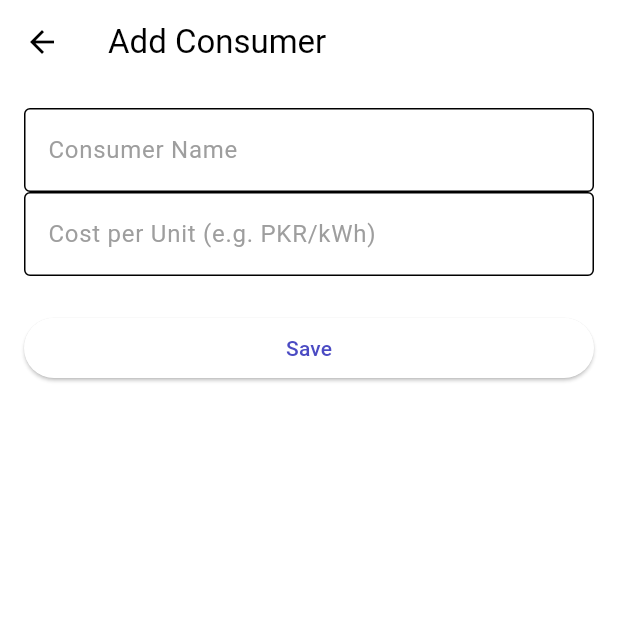
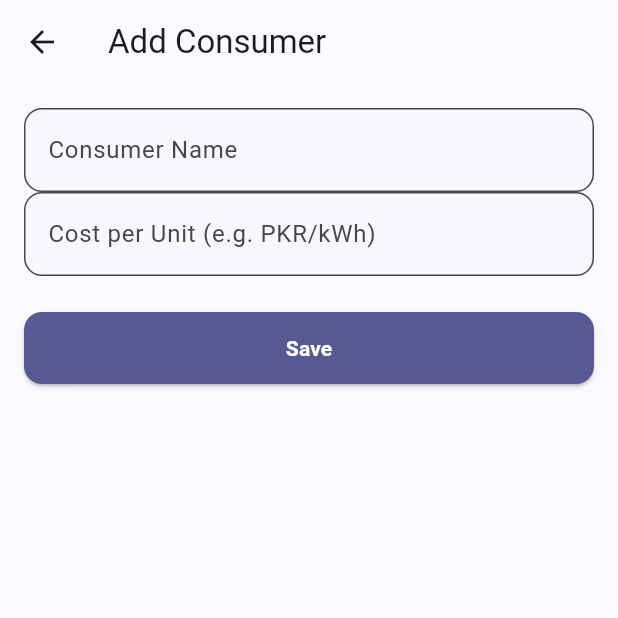
Before and after one commit to junii03/Bill-Generator, a Flutter app: the screen it shows after launch, after a tap on the "add" icon, on a phone screen of 412 x 824 dp, the top half of it. Run offline on Flutter 3.47's test engine with Material 3 defaults, Android fonts, the phone set to English and light mode, and no system bars; our stand-ins replace file_picker, image_picker, pdf, printing, share_plus, shared_preferences and 1 more; accounts and stored records are empty.

Commit message:
feat: Enhance PDF generation and improve theme customization with updated styles

```diff
--- a/lib/theme/theme.dart
+++ b/lib/theme/theme.dart
@@ -1,55 +1,146 @@
 import 'package:flutter/material.dart';
 
 class AppTheme {
-  static ThemeData dark(String fontFamily) => ThemeData(
-    colorScheme: ColorScheme(
+  static ThemeData dark(String fontFamily) {
+    final baseScheme = ColorScheme.fromSeed(
+      seedColor: const Color(0xff4b4bc3), // Indigo seed
       brightness: Brightness.dark,
-      primary: const Color(0xff4b4bc3), // indigo
-      onPrimary: Colors.white,
-      secondary: const Color(0xff707ff5), // cornflower blue
-      onSecondary: Colors.black,
-      tertiary: const Color(0xffa195f9), // portage
-      onTertiary: Colors.black,
-      error: Colors.red,
-      onError: Colors.white,
-      surface: const Color(0xff1e1e76), // lucky point
-      inverseSurface: Colors.white,
-      onSurface: Colors.white,
-      onInverseSurface: const Color(0xff707ff5), // cornflower blue
-      onSurfaceVariant: Colors.black,
-      inversePrimary: const Color(0xfff2a1f2), // lavender magenta
+    );
+
+    return ThemeData(
+      colorScheme: baseScheme.copyWith(
+        secondary: const Color(0xff707ff5),
+        tertiary: const Color(0xffa195f9),
+        inversePrimary: const Color(0xfff2a1f2),
       ),
       useMaterial3: true,
       fontFamily: fontFamily,
-    appBarTheme: const AppBarTheme(centerTitle: false),
-    inputDecorationTheme: const InputDecorationTheme(
-      border: OutlineInputBorder(),
+      textTheme: _textTheme(fontFamily, Brightness.dark),
+      appBarTheme: AppBarTheme(
+        centerTitle: false,
+        elevation: 0,
+        backgroundColor: baseScheme.surface,
+        foregroundColor: baseScheme.onSurface,
+      ),
+      elevatedButtonTheme: ElevatedButtonThemeData(
+        style: ElevatedButton.styleFrom(
+          backgroundColor: baseScheme.primary,
+          foregroundColor: baseScheme.onPrimary,
+          shape: RoundedRectangleBorder(
+            borderRadius: BorderRadius.circular(12),
+          ),
+          padding: const EdgeInsets.symmetric(horizontal: 20, vertical: 14),
+        ),
+      ),
+      textButtonTheme: TextButtonThemeData(
+        style: TextButton.styleFrom(
+          foregroundColor: baseScheme.secondary,
+          textStyle: const TextStyle(fontWeight: FontWeight.w600),
+        ),
+      ),
+      floatingActionButtonTheme: FloatingActionButtonThemeData(
+        backgroundColor: baseScheme.secondary,
+        foregroundColor: baseScheme.onSecondary,
+      ),
+      cardTheme: CardThemeData(
+        color: baseScheme.surface,
+        elevation: 2,
+        shape: RoundedRectangleBorder(borderRadius: BorderRadius.circular(16)),
+      ),
+      inputDecorationTheme: InputDecorationTheme(
+        filled: true,
+        fillColor: baseScheme.surfaceContainerHighest.withOpacity(0.2),
+        border: OutlineInputBorder(borderRadius: BorderRadius.circular(12)),
+        focusedBorder: OutlineInputBorder(
+          borderSide: BorderSide(color: baseScheme.primary, width: 2),
+          borderRadius: BorderRadius.circular(12),
+        ),
+        labelStyle: TextStyle(color: baseScheme.onSurfaceVariant),
+        hintStyle: TextStyle(
+          color: baseScheme.onSurfaceVariant.withOpacity(0.7),
+        ),
       ),
     );
+  }
 
-  static ThemeData light(String fontFamily) => ThemeData(
-    colorScheme: const ColorScheme(
+  static ThemeData light(String fontFamily) {
+    final baseScheme = ColorScheme.fromSeed(
+      seedColor: const Color(0xff4b4bc3), // Indigo seed
       brightness: Brightness.light,
-      primary: Color(0xff4b4bc3), // indigo
-      onPrimary: Colors.white,
-      secondary: Color(0xff707ff5), // cornflower blue
-      onSecondary: Colors.white,
-      tertiary: Color(0xffa195f9), // portage
-      onTertiary: Colors.white,
-      error: Colors.red,
-      onError: Colors.white,
-      surface: Colors.white,
-      inverseSurface: Color(0xff1e1e76), // lucky point
-      onSurface: Colors.black,
-      onInverseSurface: Colors.white,
-      onSurfaceVariant: Colors.grey,
-      inversePrimary: Color(0xfff2a1f2), // lavender magenta
+    );
+
+    return ThemeData(
+      colorScheme: baseScheme.copyWith(
+        secondary: const Color(0xff707ff5),
+        tertiary: const Color(0xffa195f9),
+        inversePrimary: const Color(0xfff2a1f2),
       ),
       useMaterial3: true,
       fontFamily: fontFamily,
-    appBarTheme: const AppBarTheme(centerTitle: false),
-    inputDecorationTheme: const InputDecorationTheme(
-      border: OutlineInputBorder(),
+      textTheme: _textTheme(fontFamily, Brightness.light),
+      appBarTheme: AppBarTheme(
+        centerTitle: false,
+        elevation: 0,
+        backgroundColor: baseScheme.surface,
+        foregroundColor: baseScheme.onSurface,
+      ),
+      elevatedButtonTheme: ElevatedButtonThemeData(
+        style: ElevatedButton.styleFrom(
+          backgroundColor: baseScheme.primary,
+          foregroundColor: baseScheme.onPrimary,
+          shape: RoundedRectangleBorder(
+            borderRadius: BorderRadius.circular(12),
+          ),
+          padding: const EdgeInsets.symmetric(horizontal: 20, vertical: 14),
+        ),
+      ),
+      textButtonTheme: TextButtonThemeData(
+        style: TextButton.styleFrom(
+          foregroundColor: baseScheme.secondary,
+          textStyle: const TextStyle(fontWeight: FontWeight.w600),
+        ),
+      ),
+      floatingActionButtonTheme: FloatingActionButtonThemeData(
+        backgroundColor: baseScheme.secondary,
+        foregroundColor: baseScheme.onSecondary,
+      ),
+      cardTheme: CardThemeData(
+        color: baseScheme.surface,
+        elevation: 3,
+        shape: RoundedRectangleBorder(borderRadius: BorderRadius.circular(16)),
+      ),
+      inputDecorationTheme: InputDecorationTheme(
+        filled: true,
+        fillColor: baseScheme.surfaceContainerHighest.withOpacity(0.1),
+        border: OutlineInputBorder(borderRadius: BorderRadius.circular(12)),
+        focusedBorder: OutlineInputBorder(
+          borderSide: BorderSide(color: baseScheme.primary, width: 2),
+          borderRadius: BorderRadius.circular(12),
+        ),
+        labelStyle: TextStyle(color: baseScheme.onSurfaceVariant),
+        hintStyle: TextStyle(
+          color: baseScheme.onSurfaceVariant.withOpacity(0.7),
+        ),
       ),
     );
   }
+
+  static TextTheme _textTheme(String fontFamily, Brightness brightness) {
+    final base = brightness == Brightness.dark
+        ? Typography.whiteMountainView
+        : Typography.blackMountainView;
+
+    return base.copyWith(
+      headlineLarge: TextStyle(
+        fontFamily: fontFamily,
+        fontWeight: FontWeight.bold,
+      ),
+      bodyLarge: TextStyle(fontFamily: fontFamily),
+      bodyMedium: TextStyle(fontFamily: fontFamily),
+      labelLarge: TextStyle(
+        fontFamily: fontFamily,
+        fontWeight: FontWeight.w600,
+      ),
+    );
+  }
+}
```
Also changed, not shown: lib/screens/bills_for_consumer_screen.dart (+44 -1 lines), lib/services/pdf_service.dart (+178 -37 lines). Lines whose indentation alone changed are shown as unchanged.
